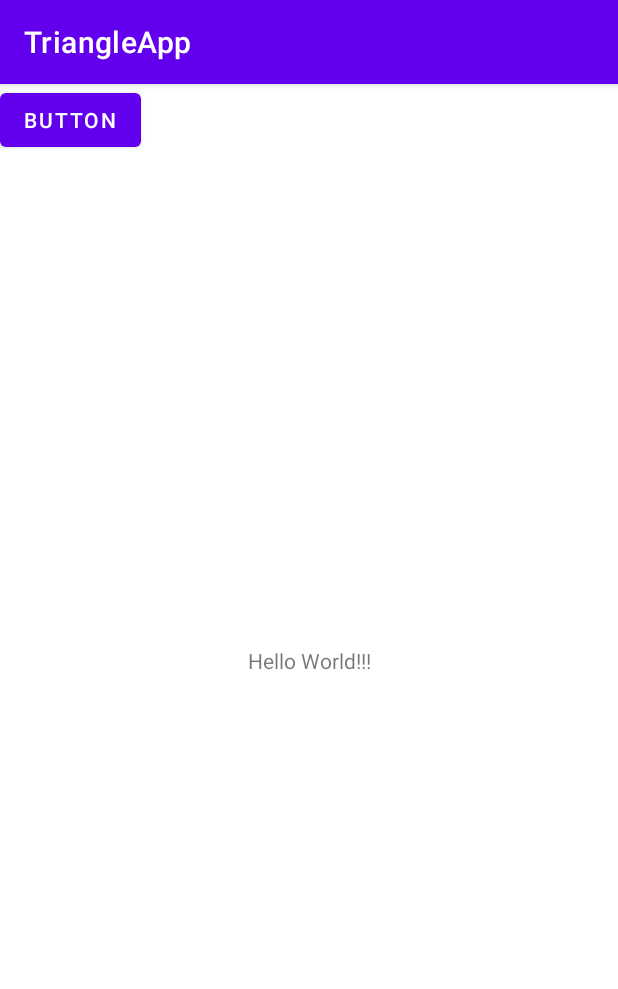
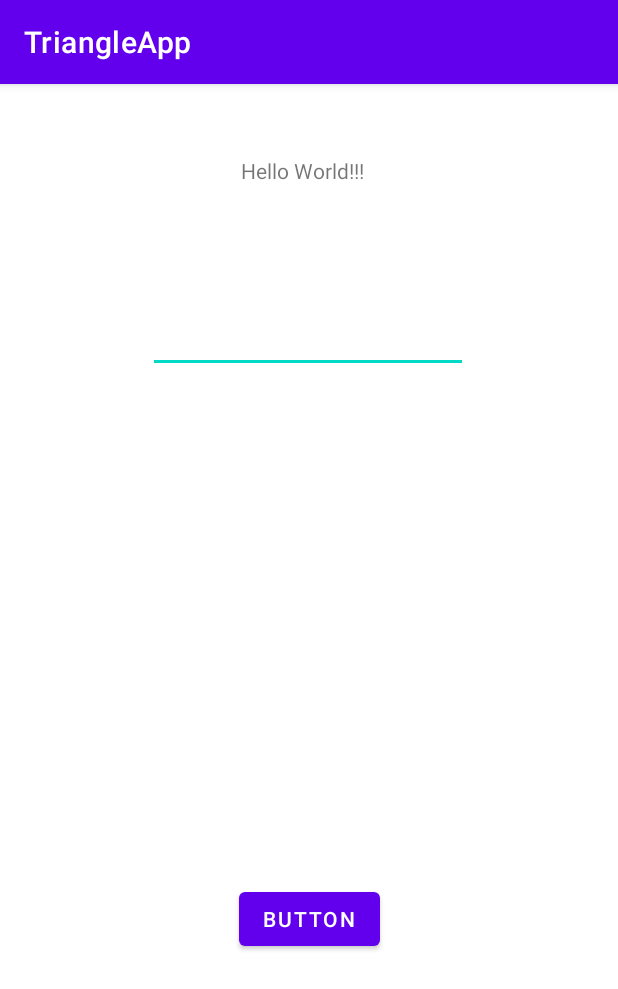
Before and after one commit to gvasquez11/TriangleApp, an Android app: the screen it shows after launch (MainActivity), on a phone screen of 412 x 824 dp. Shown: the top 989 px of the screen. Run offline under Robolectric (Android 15) with nearby library versions, the phone set to English and light mode, and no system bars.

Commit message:
first num added

```diff
--- a/app/src/main/res/layout/activity_main.xml
+++ b/app/src/main/res/layout/activity_main.xml
@@ -7,20 +7,40 @@
     tools:context=".MainActivity">
 
     <TextView
+        android:id="@+id/textView"
         android:layout_width="wrap_content"
         android:layout_height="wrap_content"
         android:text="Hello World!!!"
         app:layout_constraintBottom_toBottomOf="parent"
+        app:layout_constraintEnd_toEndOf="parent"
+        app:layout_constraintHorizontal_bias="0.486"
         app:layout_constraintLeft_toLeftOf="parent"
         app:layout_constraintRight_toRightOf="parent"
-        app:layout_constraintTop_toTopOf="parent" />
+        app:layout_constraintStart_toStartOf="parent"
+        app:layout_constraintTop_toTopOf="parent"
+        app:layout_constraintVertical_bias="0.064" />
 
     <Button
         android:id="@+id/button"
         android:layout_width="wrap_content"
         android:layout_height="wrap_content"
+        android:layout_marginTop="340dp"
         android:text="Button"
-        tools:layout_editor_absoluteX="173dp"
-        tools:layout_editor_absoluteY="473dp" />
+        app:layout_constraintEnd_toEndOf="parent"
+        app:layout_constraintHorizontal_bias="0.501"
+        app:layout_constraintStart_toStartOf="parent"
+        app:layout_constraintTop_toBottomOf="@+id/editTextNumberDecimal" />
+
+    <EditText
+        android:id="@+id/editTextNumberDecimal"
+        android:layout_width="wrap_content"
+        android:layout_height="wrap_content"
+        android:layout_marginTop="80dp"
+        android:ems="10"
+        android:inputType="numberDecimal"
+        app:layout_constraintEnd_toEndOf="parent"
+        app:layout_constraintHorizontal_bias="0.497"
+        app:layout_constraintStart_toStartOf="parent"
+        app:layout_constraintTop_toBottomOf="@+id/textView" />
 
 </androidx.constraintlayout.widget.ConstraintLayout>
```
